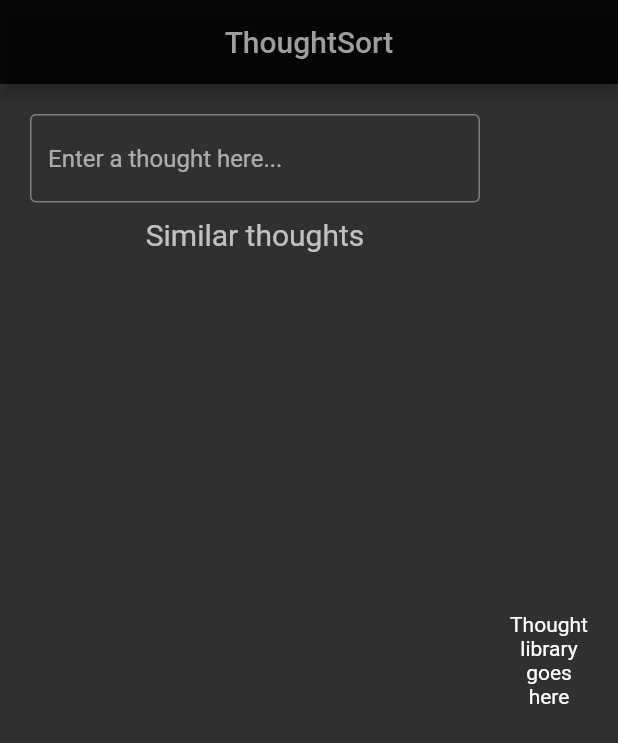
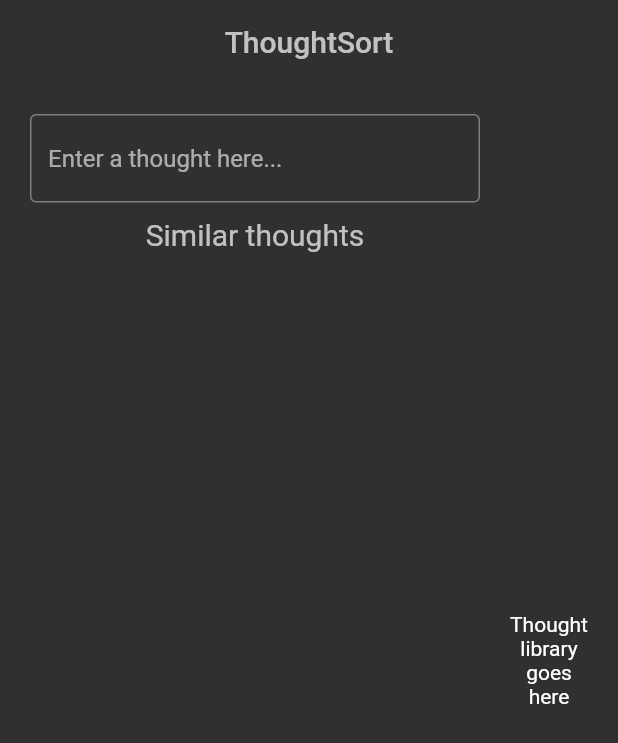
Before and after one commit to jacob-myers/ThoughtSort, a Flutter app: the screen it shows after launch, on a phone screen of 412 x 824 dp. Shown: the top 743 px of the screen. Run offline on Flutter 3.47's test engine with Material 2 defaults, Android fonts, the phone set to English and light mode, and no system bars; missing offline and left inert: window_size.

Commit message:
Minor app bar changes to clean up main UI

```diff
--- a/lib/main.dart
+++ b/lib/main.dart
@@ -14,13 +14,16 @@ class MyApp extends StatelessWidget {
   @override
   Widget build(BuildContext context) {
     return MaterialApp(
-      title: 'Flutter Demo',
+      debugShowCheckedModeBanner: false,
 
       // Pulls styling from styles.dart.
       theme: ThemeData(
         primarySwatch: Colors.grey,
         colorScheme: CustomStyle.pageScheme,
-        appBarTheme: CustomStyle.appBarTheme,
+          appBarTheme: AppBarTheme(
+            backgroundColor: Colors.transparent,
+            elevation: 0,
+          ),
       ),
 
       home: const ThoughtSortHome(title: 'ThoughtSort'),
```
